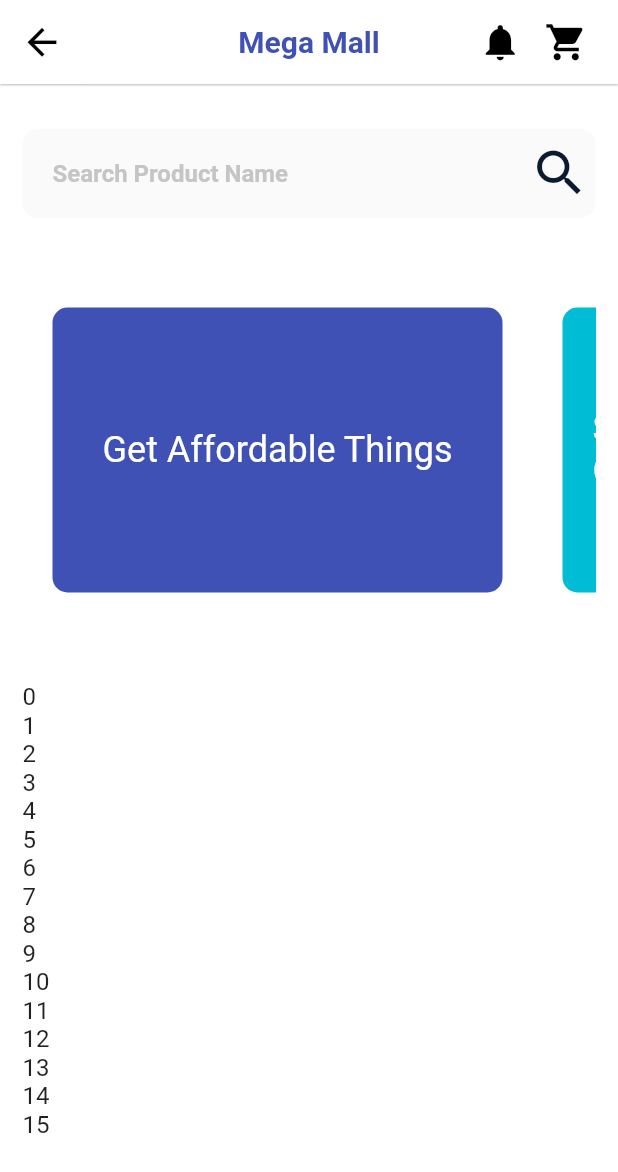
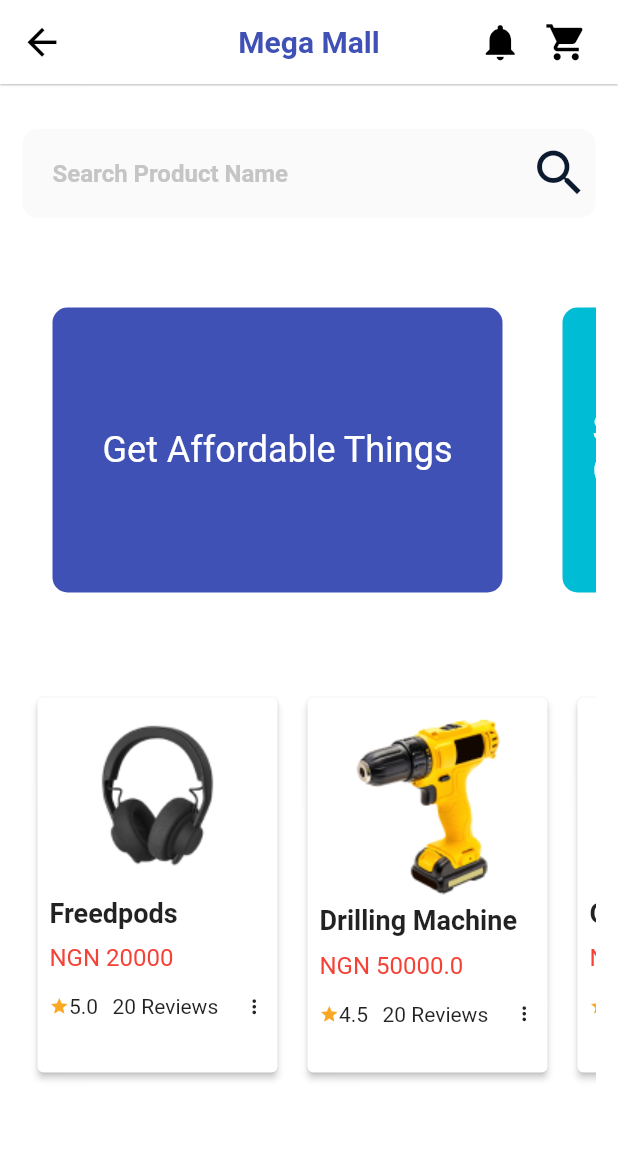
Before and after one commit to edwinlongjohn/AppClass, a Flutter app: the Home screen opened directly, on a phone screen of 412 x 824 dp. Shown: the top 1172 px of the screen. Run offline on Flutter 3.47's test engine with Material 2 defaults, Android fonts, the phone set to English and light mode, and no system bars.

Commit message:
image added

```diff
--- a/flutter/shopa_app/lib/ui/Account/home.dart
+++ b/flutter/shopa_app/lib/ui/Account/home.dart
@@ -11,6 +11,26 @@ class Home extends StatefulWidget {
 }
 
 class _HomeState extends State<Home> {
+  List<Map<String, dynamic>> products = [
+    {
+      'title': "Freedpods",
+      'price': 20000,
+      'image': 'assets/images/p1.png',
+      'reviews': {'star': 5.0, 'count': 20}
+    },
+    {
+      'title': "Drilling Machine",
+      'price': 50000.000,
+      'image': 'assets/images/p2.png',
+      'reviews': {'star': 4.5, 'count': 20}
+    },
+    {
+      'title': "Oraimo EarPiece",
+      'price': 2000,
+      'image': 'assets/images/p3.png',
+      'reviews': {'star': 4.0, 'count': 20}
+    }
+  ];
   @override
   Widget build(BuildContext context) {
     return Scaffold(
@@ -111,15 +131,72 @@ class _HomeState extends State<Home> {
 
               Container(
                 width: 400,
-                height:300,
+                height: 270,
                 child: ListView.builder(
-                  itemBuilder:((context, index){
-                   return Text("$index");
+                  scrollDirection: Axis.horizontal,
+                  itemCount: products.length,
+                  itemBuilder: ((context, index) {
+                    return SizedBox(
+                      width: 180,
+                      child: Card(
+                        margin: EdgeInsets.all(10),
+                        elevation: 2,
+                        child: Padding(
+                          padding: const EdgeInsets.all(8.0),
+                          child: Column(
+                            crossAxisAlignment: CrossAxisAlignment.start,
+                            children: [
+                              Center(
+                                child: Image.asset(products[index]['image']),
+                              ),
+                              Text(
+                                products[index]['title'],
+                                style: Theme.of(context).textTheme.bodyText1,
+                              ),
+                              SizedBox(height: 10),
+                              Text(
+                                "NGN ${products[index]['price']}",
+                                style: Theme.of(context)
+                                    .textTheme
+                                    .bodyText2
+                                    ?.copyWith(
+                                      color: Colors.red,
+                                    ),
+                              ),
+                              SizedBox(
+                                height: 15,
+                              ),
+                              Row(
+                                children: [
+                                  Icon(Icons.star,
+                                      size: 13, color: Colors.yellow[800]),
+                                  Expanded(
+                                    child: Text(
+                                      '${products[index]['reviews']['star']}',
+                                      style: TextStyle(fontSize: 14),
+                                    ),
+                                  ),
+                                  Expanded(
+                                    flex: 3,
+                                    child: Text(
+                                      "${products[index]['reviews']['count']} Reviews",
+                                      style: TextStyle(fontSize: 14),
+                                    ),
+                                  ),
+                                  Icon(
+                                    Icons.more_vert,
+                                    size: 15,
+                                  ),
+                                ],
+                              )
+                            ],
+                          ),
+                        ),
+                      ),
+                    );
                   }),
-                  ),
-                  ),
-
-
+                ),
+              ),
 
               // Container(
               //   width: 400,
```
Also changed, not shown: flutter/shopa_app/assets/images/p1.png (added).
